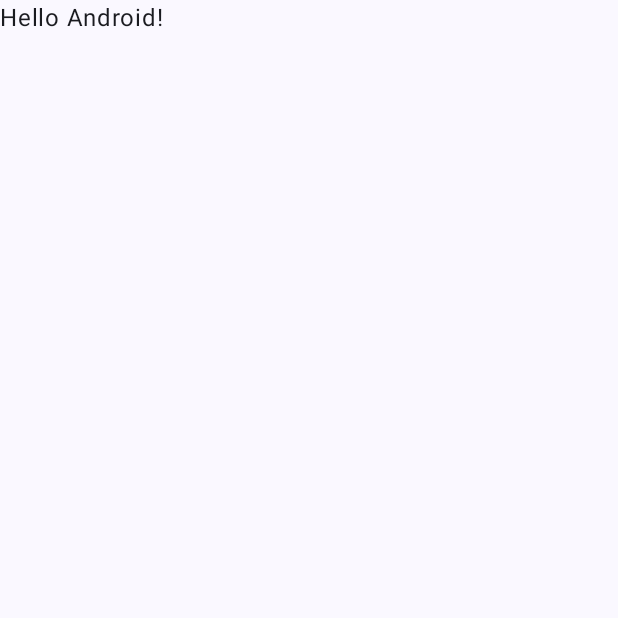
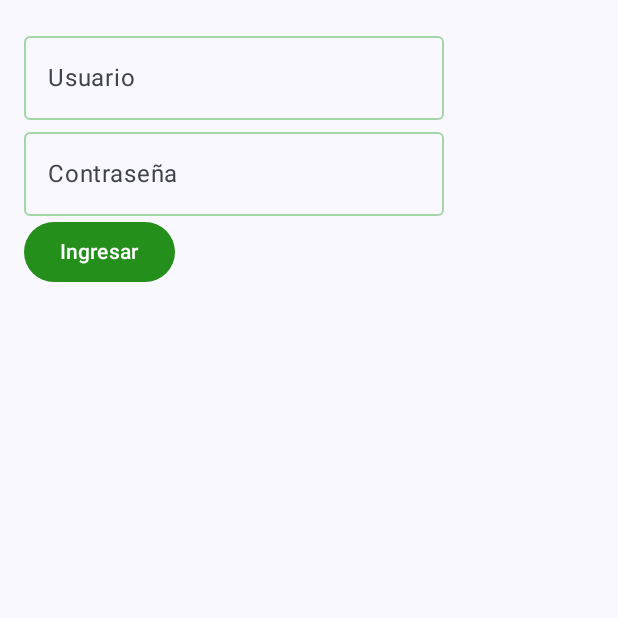
Before and after one commit to JoseManuelLuque/HomeMate, an Android app built with Jetpack Compose: the screen it shows after launch (MainActivity), on a phone screen of 412 x 824 dp, the top half of it. Before the commit the part shown is almost empty. Run offline under Robolectric (Android 15) with nearby library versions, the phone set to English and light mode, and no system bars.

Commit message:
Navegacion y Login

```diff
--- a/app/src/main/java/com/jluqgon214/hogarmate/MainActivity.kt
+++ b/app/src/main/java/com/jluqgon214/hogarmate/MainActivity.kt
@@ -4,13 +4,19 @@ import android.os.Bundle
 import androidx.activity.ComponentActivity
 import androidx.activity.compose.setContent
 import androidx.activity.enableEdgeToEdge
+import androidx.compose.foundation.layout.Arrangement
+import androidx.compose.foundation.layout.Column
 import androidx.compose.foundation.layout.fillMaxSize
 import androidx.compose.foundation.layout.padding
 import androidx.compose.material3.Scaffold
 import androidx.compose.material3.Text
 import androidx.compose.runtime.Composable
+import androidx.compose.ui.Alignment
 import androidx.compose.ui.Modifier
 import androidx.compose.ui.tooling.preview.Preview
+import com.jluqgon214.hogarmate.components.CustomButton
+import com.jluqgon214.hogarmate.components.CustomTextField
+import com.jluqgon214.hogarmate.navigation.AppNavigation
 import com.jluqgon214.hogarmate.ui.theme.HogarMateTheme
 
 class MainActivity : ComponentActivity() {
@@ -19,29 +25,8 @@ class MainActivity : ComponentActivity() {
         enableEdgeToEdge()
         setContent {
             HogarMateTheme {
-                Scaffold(modifier = Modifier.fillMaxSize()) { innerPadding ->
-                    Greeting(
-                        name = "Android",
-                        modifier = Modifier.padding(innerPadding)
-                    )
-                }
+                AppNavigation()
             }
         }
     }
 }
-
-@Composable
-fun Greeting(name: String, modifier: Modifier = Modifier) {
-    Text(
-        text = "Hello $name!",
-        modifier = modifier
-    )
-}
-
-@Preview(showBackground = true)
-@Composable
-fun GreetingPreview() {
-    HogarMateTheme {
-        Greeting("Android")
-    }
-}
--- /dev/null
+++ b/app/src/main/java/com/jluqgon214/hogarmate/components/CustomButton.kt
@@ -0,0 +1,22 @@
+package com.jluqgon214.hogarmate.components
+
+import androidx.compose.material3.Button
+import androidx.compose.material3.ButtonDefaults
+import androidx.compose.material3.Text
+import androidx.compose.runtime.Composable
+import androidx.compose.ui.graphics.Color
+import com.jluqgon214.hogarmate.ui.theme.GreenPrimary
+import com.jluqgon214.hogarmate.ui.theme.GreenSecondary
+
+@Composable
+fun CustomButton(onClick: () -> Unit, text: String) {
+    Button(
+        onClick = { onClick },
+        colors = ButtonDefaults.buttonColors(
+            containerColor = GreenPrimary,
+            contentColor = Color.White
+        )
+    ){
+        Text(text = text)
+    }
+}
--- /dev/null
+++ b/app/src/main/java/com/jluqgon214/hogarmate/components/CustomTextField.kt
@@ -0,0 +1,33 @@
+package com.jluqgon214.hogarmate.components
+
+import androidx.compose.material3.OutlinedTextField
+import androidx.compose.material3.OutlinedTextFieldDefaults
+import androidx.compose.material3.Text
+import androidx.compose.runtime.Composable
+import androidx.compose.ui.graphics.Color
+import com.jluqgon214.hogarmate.ui.theme.GreenPrimary
+import com.jluqgon214.hogarmate.ui.theme.GreenSecondary
+import com.jluqgon214.hogarmate.ui.theme.GreenTertiary
+
+@Composable
+fun CustomTextField(
+    label: String,
+    value: String,
+    onValueChange: (String) -> Unit,
+    placeholder: String
+) {
+    OutlinedTextField(
+        value = value,
+        onValueChange = { onValueChange(it) },
+        label = { Text(label) },
+        placeholder = { Text(placeholder) },
+        singleLine = true,
+        maxLines = 1,
+        colors = OutlinedTextFieldDefaults.colors(
+            focusedBorderColor = GreenPrimary,
+            unfocusedBorderColor = GreenTertiary,
+            cursorColor = GreenPrimary,
+            focusedLabelColor = GreenSecondary
+        )
+    )
+}
--- /dev/null
+++ b/app/src/main/java/com/jluqgon214/hogarmate/model/LoginRequest.kt
@@ -0,0 +1,3 @@
+package com.jluqgon214.hogarmate.model
+
+data class LoginRequest(val username: String, val password: String)
--- /dev/null
+++ b/app/src/main/java/com/jluqgon214/hogarmate/model/LoginResponse.kt
@@ -0,0 +1,3 @@
+package com.jluqgon214.hogarmate.model
+
+data class LoginResponse(val token: String)
--- /dev/null
+++ b/app/src/main/java/com/jluqgon214/hogarmate/navigation/AppNavigation.kt
@@ -0,0 +1,23 @@
+package com.jluqgon214.hogarmate.navigation
+
+import android.annotation.SuppressLint
+import androidx.compose.material3.Scaffold
+import androidx.compose.runtime.Composable
+import androidx.navigation.compose.NavHost
+import androidx.navigation.compose.composable
+import androidx.navigation.compose.rememberNavController
+import com.jluqgon214.hogarmate.screens.LoginScreen
+
+@SuppressLint("UnusedMaterial3ScaffoldPaddingParameter")
+@Composable
+fun AppNavigation() {
+    val navController = rememberNavController()
+
+    Scaffold {
+        NavHost(navController, startDestination = "loginScreen") {
+            composable("loginScreen") {
+                LoginScreen()
+            }
+        }
+    }
+}
--- /dev/null
+++ b/app/src/main/java/com/jluqgon214/hogarmate/screens/LoginScreen.kt
@@ -0,0 +1,43 @@
+package com.jluqgon214.hogarmate.screens
+
+import androidx.compose.foundation.layout.Column
+import androidx.compose.foundation.layout.padding
+import androidx.compose.material3.Text
+import androidx.compose.runtime.*
+import androidx.compose.ui.Modifier
+import androidx.compose.ui.unit.dp
+import com.jluqgon214.hogarmate.components.CustomButton
+import com.jluqgon214.hogarmate.components.CustomTextField
+import com.jluqgon214.hogarmate.viewModel.LoginViewModel
+
+@Composable
+fun LoginScreen() {
+    val viewModel: LoginViewModel = LoginViewModel()
+
+    val username by viewModel.username.collectAsState()
+    val password by viewModel.password.collectAsState()
+    val loginResponse by viewModel.loginResponse.collectAsState()
+    val errorMessage by viewModel.errorMessage.collectAsState()
+
+    Column(modifier = Modifier.padding(16.dp)) {
+        CustomTextField(
+            value = username,
+            onValueChange = { viewModel.setUsername(it) },
+            label = "Usuario",
+            placeholder = "Escribe tu usuario"
+        )
+        CustomTextField(
+            value = password,
+            onValueChange = { viewModel.setPassword(it) },
+            label = "Contraseña",
+            placeholder = "Escribe tu contraseña"
+        )
+        CustomButton(onClick = { viewModel.login() }, text = "Ingresar")
+        loginResponse?.let {
+            Text("Login successful: ${it.token}")
+        }
+        errorMessage?.let {
+            Text("Error: $it")
+        }
+    }
+}
--- /dev/null
+++ b/app/src/main/java/com/jluqgon214/hogarmate/viewModel/LoginViewModel.kt
@@ -0,0 +1,54 @@
+package com.jluqgon214.hogarmate.viewModel
+
+import androidx.lifecycle.ViewModel
+import androidx.lifecycle.viewModelScope
+import com.jluqgon214.hogarmate.client.RetrofitClient
+import com.jluqgon214.hogarmate.model.LoginRequest
+import com.jluqgon214.hogarmate.model.LoginResponse
+import kotlinx.coroutines.flow.MutableStateFlow
+import kotlinx.coroutines.flow.StateFlow
+import kotlinx.coroutines.launch
+import retrofit2.Call
+import retrofit2.Callback
+import retrofit2.Response
+
+class LoginViewModel : ViewModel() {
+    private val _username = MutableStateFlow("")
+    val username: StateFlow<String> = _username
+
+    private val _password = MutableStateFlow("")
+    val password: StateFlow<String> = _password
+
+    private val _loginResponse = MutableStateFlow<LoginResponse?>(null)
+    val loginResponse: StateFlow<LoginResponse?> = _loginResponse
+
+    private val _errorMessage = MutableStateFlow<String?>(null)
+    val errorMessage: StateFlow<String?> = _errorMessage
+
+    fun setUsername(username: String) {
+        _username.value = username
+    }
+
+    fun setPassword(password: String) {
+        _password.value = password
+    }
+
+    fun login() {
+        val loginRequest = LoginRequest(_username.value, _password.value)
+        viewModelScope.launch {
+            RetrofitClient.instance.login(loginRequest).enqueue(object : Callback<LoginResponse> {
+                override fun onResponse(call: Call<LoginResponse>, response: Response<LoginResponse>) {
+                    if (response.isSuccessful) {
+                        _loginResponse.value = response.body()
+                    } else {
+                        _errorMessage.value = "Login failed"
+                    }
+                }
+
+                override fun onFailure(call: Call<LoginResponse>, t: Throwable) {
+                    _errorMessage.value = "Request failed: ${t.message}"
+                }
+            })
+        }
+    }
+}
```
Also changed, not shown: app/build.gradle.kts (+10 -0 lines), app/src/main/java/com/jluqgon214/hogarmate/client/RetrofirClient.kt (added, +18 -0 lines), app/src/main/java/com/jluqgon214/hogarmate/service/ApiService.kt (added, +12 -0 lines).
